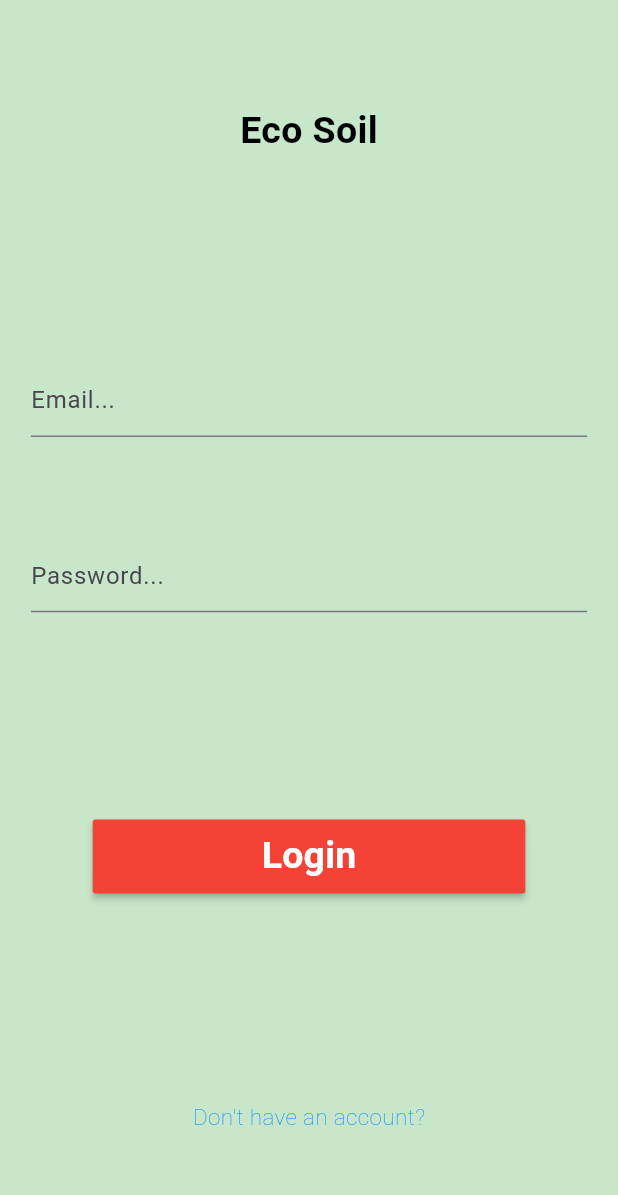
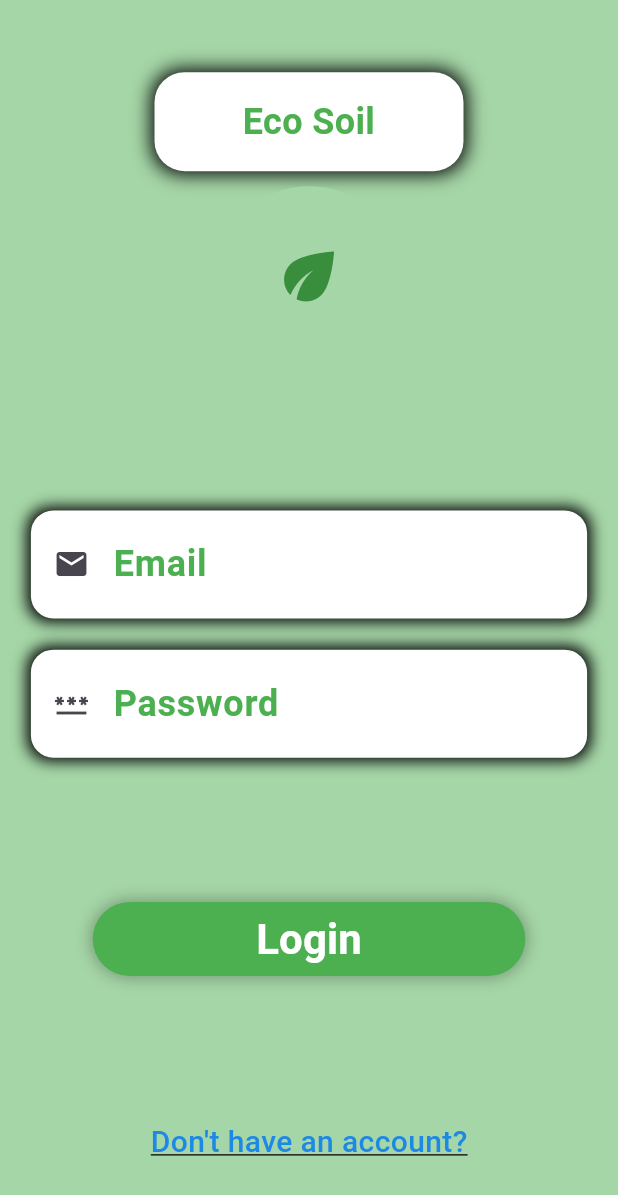
Before and after one commit to KonstantinZlatew/HackTues11, a Flutter app: the screen it shows after launch, on a phone screen of 412 x 824 dp. Shown: the top 1195 px of the screen. Run offline on Flutter 3.47's test engine with Material 3 defaults, Android fonts, the phone set to English and light mode, and no system bars; our stand-ins replace cloud_firestore, firebase_auth, firebase_core, firebase_storage, get_it; accounts and stored records are empty.

Commit message:
improved the UI of the login page

```diff
--- a/flutter/hackware/lib/main.dart
+++ b/flutter/hackware/lib/main.dart
@@ -25,7 +25,7 @@ class MyApp extends StatelessWidget {
     return MaterialApp(
       title: 'EcoSoil',
       theme: ThemeData(
-        scaffoldBackgroundColor: Colors.green.shade100,
+        scaffoldBackgroundColor: Colors.green.shade200,
         colorScheme: ColorScheme.fromSeed(seedColor: Colors.deepPurple),
       ),
       debugShowCheckedModeBanner: false,
--- a/flutter/hackware/lib/pages/home_page.dart
+++ b/flutter/hackware/lib/pages/home_page.dart
@@ -1,6 +1,8 @@
 import 'package:flutter/material.dart';
+import 'package:get_it/get_it.dart';
 import 'package:hackware/pages/about_us_page.dart';
 import 'package:hackware/pages/main_page.dart';
+import 'package:hackware/services/firebase_service.dart';
 
 class HomePage extends StatefulWidget {
   @override
@@ -13,7 +15,15 @@ class _HomePageState extends State<HomePage> {
   int _currentPage = 0;
   double? _deviceHeight, _deviceWidth;
 
+  FirebaseService? _firebaseService;
+
   final List<Widget> _pages = [MainPage(), AboutUs()];
+
+  @override
+  void initState() {
+    super.initState();
+    _firebaseService = GetIt.instance.get<FirebaseService>();
+  }
 
   @override
   Widget build(BuildContext context) {
@@ -37,6 +47,21 @@ class _HomePageState extends State<HomePage> {
         child: Container(
           color: Colors.white,
           child: AppBar(
+            actions: [
+              Padding(
+                padding: const EdgeInsets.only(right: 20),
+                child: GestureDetector(
+                  onTap: () async {
+                    await _firebaseService!.logout();
+                    Navigator.popAndPushNamed(context, 'login');
+                  },
+                  child: Icon(
+                    Icons.logout,
+                    color: Colors.green,
+                  ),
+                ),
+              )
+            ],
             title: const Text(
               "Eco Soil",
               style: TextStyle(
--- a/flutter/hackware/lib/pages/login_page.dart
+++ b/flutter/hackware/lib/pages/login_page.dart
@@ -10,6 +10,9 @@ class LoginPage extends StatefulWidget {
 }
 
 class _LoginPageState extends State<LoginPage> {
+  final TextEditingController _emailController = TextEditingController();
+  bool _isEmailFocused = false;
+
   double? _deviceHeight, _deviceWidth;
 
   FirebaseService? _firebaseService;
@@ -38,7 +41,7 @@ class _LoginPageState extends State<LoginPage> {
             mainAxisSize: MainAxisSize.max,
             crossAxisAlignment: CrossAxisAlignment.center,
             children: [
-              _titleWidget(),
+              _headerWidget(),
               _loginForm(),
               _loginButton(),
               _registerPageLink()
@@ -49,11 +52,49 @@ class _LoginPageState extends State<LoginPage> {
     );
   }
 
-  Widget _titleWidget() {
-    return const Text(
-      'Eco Soil',
+  Widget _headerWidget() {
+    return Column(
+      children: [
+        Container(
+          width: _deviceWidth! * 0.5,
+          padding: EdgeInsets.all(16),
+          decoration: BoxDecoration(
+            color: Colors.white,
+            borderRadius: BorderRadius.circular(20),
+            boxShadow: [
+              BoxShadow(
+                blurRadius: 10,
+                spreadRadius: 2,
+              ),
+            ],
+          ),
+          child: Text(
+            "Eco Soil",
             style: TextStyle(
-          color: Colors.black, fontSize: 25, fontWeight: FontWeight.w600),
+              color: Colors.green,
+              fontSize: 24,
+              fontWeight: FontWeight.bold,
+            ),
+            textAlign: TextAlign.center,
+          ),
+        ),
+        SizedBox(height: 10),
+        Container(
+          width: 120,
+          height: 120,
+          decoration: BoxDecoration(
+            shape: BoxShape.circle,
+            color: Colors.green.shade200,
+          ),
+          child: Center(
+            child: Icon(
+              Icons.eco,
+              size: 50,
+              color: Colors.green.shade700,
+            ),
+          ),
+        ),
+      ],
     );
   }
 
@@ -72,8 +113,28 @@ class _LoginPageState extends State<LoginPage> {
   }
 
   Widget _emailTextField() {
-    return TextFormField(
-      decoration: const InputDecoration(hintText: "Email..."),
+    return Container(
+      padding: EdgeInsets.symmetric(horizontal: 15, vertical: 5),
+      decoration: BoxDecoration(
+        color: Colors.white,
+        borderRadius: BorderRadius.circular(15),
+        boxShadow: [
+          BoxShadow(
+            blurRadius: 8,
+            spreadRadius: 2,
+          ),
+        ],
+      ),
+      child: TextFormField(
+        decoration: const InputDecoration(
+          icon: Icon(Icons.email),
+          labelText: "Email",
+          hintText: "example@domain.com",
+          border: InputBorder.none,
+          floatingLabelBehavior: FloatingLabelBehavior.auto,
+          labelStyle: TextStyle(
+              color: Colors.green, fontWeight: FontWeight.bold, fontSize: 24),
+        ),
         onSaved: (_value) {
           setState(() {
             _email = _value;
@@ -86,13 +147,34 @@ class _LoginPageState extends State<LoginPage> {
           );
           return _result ? null : "Please enter a valid email";
         },
+      ),
     );
   }
 
   Widget _passwordTextField() {
-    return TextFormField(
+    return Container(
+      padding: EdgeInsets.symmetric(horizontal: 15, vertical: 5),
+      decoration: BoxDecoration(
+        color: Colors.white,
+        borderRadius: BorderRadius.circular(15),
+        boxShadow: [
+          BoxShadow(
+            blurRadius: 8,
+            spreadRadius: 2,
+          ),
+        ],
+      ),
+      child: TextFormField(
           obscureText: true,
-        decoration: const InputDecoration(hintText: "Password..."),
+          decoration: const InputDecoration(
+            icon: Icon(Icons.password),
+            labelText: "Password",
+            hintText: "Enter a strong password...",
+            border: InputBorder.none,
+            floatingLabelBehavior: FloatingLabelBehavior.auto,
+            labelStyle: TextStyle(
+                color: Colors.green, fontWeight: FontWeight.bold, fontSize: 24),
+          ),
           onSaved: (_value) {
             setState(() {
               _password = _value;
@@ -100,19 +182,33 @@ class _LoginPageState extends State<LoginPage> {
           },
           validator: (_value) => _value!.length > 6
               ? null
-            : "Please enter a password greater than 6 char");
+              : "Please enter a password greater than 6 char"),
+    );
   }
 
   Widget _loginButton() {
-    return MaterialButton(
+    return Container(
+      width: _deviceWidth! * 0.7,
+      height: _deviceHeight! * 0.06,
+      decoration: BoxDecoration(
+        color: Colors.green,
+        borderRadius: BorderRadius.circular(30),
+        boxShadow: [
+          BoxShadow(
+            color: Colors.black26,
+            blurRadius: 8,
+            spreadRadius: 2,
+          ),
+        ],
+      ),
+      child: MaterialButton(
         onPressed: _loginUser,
-      minWidth: _deviceWidth! * 0.7,
-      height: _deviceHeight! * 0.06,
-      color: Colors.red,
+        shape: RoundedRectangleBorder(borderRadius: BorderRadius.circular(30)),
         child: const Text(
           "Login",
           style: TextStyle(
-            color: Colors.white, fontSize: 25, fontWeight: FontWeight.w600),
+              color: Colors.white, fontSize: 28, fontWeight: FontWeight.w600),
+        ),
       ),
     );
   }
@@ -120,10 +216,13 @@ class _LoginPageState extends State<LoginPage> {
   Widget _registerPageLink() {
     return GestureDetector(
       onTap: () => Navigator.pushNamed(context, 'register'),
-      child: const Text(
+      child: Text(
         "Don't have an account?",
         style: TextStyle(
-            color: Colors.blue, fontSize: 15, fontWeight: FontWeight.w200),
+            color: Colors.blue.shade600,
+            fontSize: 20,
+            fontWeight: FontWeight.w500,
+            decoration: TextDecoration.underline),
       ),
     );
   }
--- a/flutter/hackware/lib/services/firebase_service.dart
+++ b/flutter/hackware/lib/services/firebase_service.dart
@@ -55,4 +55,8 @@ class FirebaseService {
         await _db.collection(USER_COLLECTION).doc(uid).get();
     return _doc.data() as Map;
   }
+
+  Future<void> logout() async {
+    await _auth.signOut();
+  }
 }
```
Lines whose indentation alone changed are shown as unchanged.
